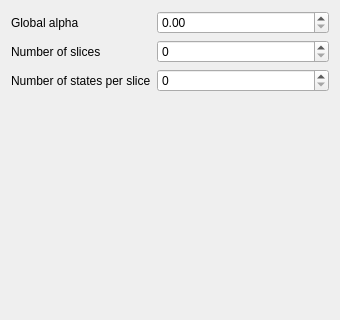
Qt form smoke/view/slicestab.ui (bvanloon/Scientific-Visualization) before a commit; both pictures show x 0 to 340 and y 0 to 320 of the 340 by 907 pixel window.
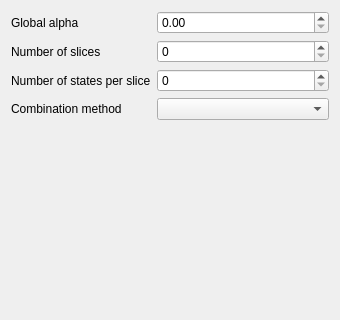
The same form after that commit.

Commit message: Set up the UI for selecting a combination method.

Diff of the .ui file:
```diff
--- a/smoke/view/slicestab.ui
+++ b/smoke/view/slicestab.ui
@@ -59,6 +59,16 @@
      <item row="2" column="1">
       <widget class="QSpinBox" name="numberOfStatesSpinBox"/>
      </item>
+     <item row="3" column="0">
+      <widget class="QLabel" name="combinationMethodLabel">
+       <property name="text">
+        <string>Combination method</string>
+       </property>
+      </widget>
+     </item>
+     <item row="3" column="1">
+      <widget class="QComboBox" name="combinationmethodComboBox"/>
+     </item>
     </layout>
    </item>
    <item>
```
The commit also changes 2 other files.
